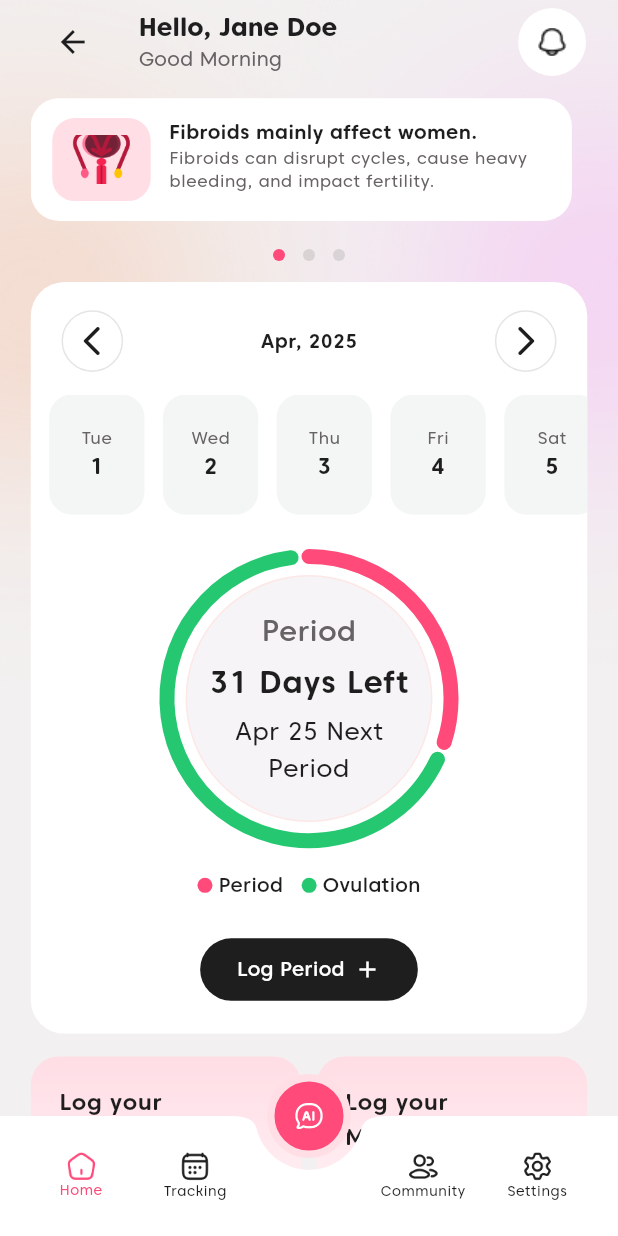
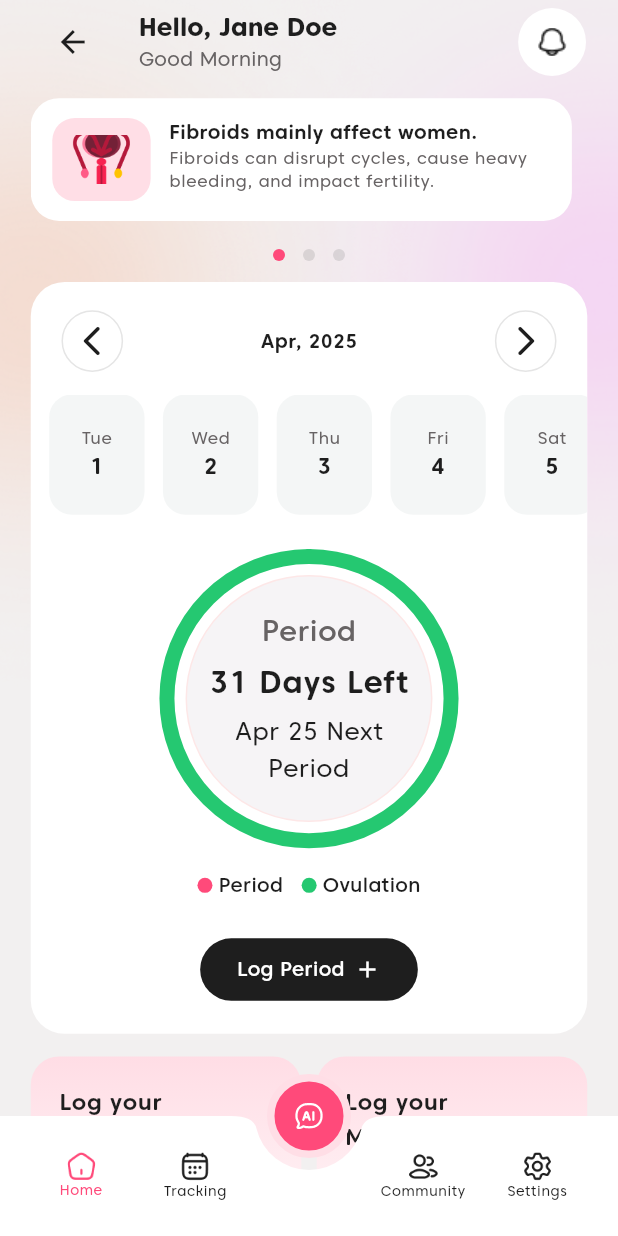
Before and after one commit to salmanbashar1009/ovella_period_tracker_app, a Flutter app: the ParentScreen screen opened by its route, after a tap on the "arrow forward ios" icon, on a phone screen of 412 x 824 dp. Run offline on Flutter 3.47's test engine with Material 3 defaults, Android fonts, the light colour scheme and no system bars; drawn by our look-alikes of dots_indicator; our stand-ins replace animated_text_kit, carousel_slider, flutter_keyboard_visibility, flutter_screenutil, hive, hive_flutter and 2 more; accounts and stored records are empty; generated files the repository leaves out were written again.

Commit message:
value added in circular progress, home screen

```diff
--- a/lib/view/home_screen/widgets/period_date_calendar/period_date_container.dart
+++ b/lib/view/home_screen/widgets/period_date_calendar/period_date_container.dart
@@ -54,29 +54,30 @@ class PeriodDateContainer extends StatelessWidget {
       ),
       child: Column(
         children: [
-
           /// Header of the Container
           Padding(
-            padding: EdgeInsets.symmetric(horizontal: 20.w,),
+            padding: EdgeInsets.symmetric(horizontal: 20.w),
             child: Row(
               mainAxisAlignment: MainAxisAlignment.spaceBetween,
               children: [
-
-                _arrowButton(isLeftButton: true,
+                _arrowButton(
+                  isLeftButton: true,
                   onPressed: () {
                     context.read<HomeScreenProvider>().changeMonth(-1);
                   },
                 ),
 
                 Consumer<HomeScreenProvider>(
-                  builder: (_,homeScreenProvider, _) {
+                  builder: (_, homeScreenProvider, _) {
                     return Text(
-                      DateFormat('MMM, yyyy').format(homeScreenProvider.currentDate),
-                      style: Theme.of(
-                        context,
-                      ).textTheme.bodyMedium?.copyWith(fontWeight: FontWeight.w600),
+                      DateFormat(
+                        'MMM, yyyy',
+                      ).format(homeScreenProvider.currentDate),
+                      style: Theme.of(context).textTheme.bodyMedium?.copyWith(
+                        fontWeight: FontWeight.w600,
+                      ),
                     );
-                  }
+                  },
                 ),
 
                 _arrowButton(
@@ -124,7 +125,18 @@ class PeriodDateContainer extends StatelessWidget {
                     return Container(
                       width: 62.w,
                       padding: EdgeInsets.all(14.r),
-                      margin: EdgeInsets.only(left: 12.w,right: index == context.read<HomeScreenProvider>().daysInMonth.length-1 ? 12.w : 0),
+                      margin: EdgeInsets.only(
+                        left: 12.w,
+                        right:
+                            index ==
+                                    context
+                                            .read<HomeScreenProvider>()
+                                            .daysInMonth
+                                            .length -
+                                        1
+                                ? 12.w
+                                : 0,
+                      ),
                       decoration: BoxDecoration(
                         color:
                             isToday && isTodayPeriodDay
@@ -239,17 +251,26 @@ class PeriodDateContainer extends StatelessWidget {
                     ),
                   ),
                 ),
+
+                /// Circular progress
                 Align(
                   alignment: Alignment.center,
                   child: AspectRatio(
                     aspectRatio: 1,
-                    child: CircularProgressIndicator(
+                    child: Consumer<HomeScreenProvider>(
+                      builder: (_, homeScreenProvider, _) {
+                        int days = homeScreenProvider.periodDaysLeft;
+                        double value = days/28;
+                        debugPrint("\nCircular progress value : $value\n");
+                        return CircularProgressIndicator(
                           year2023: false,
                           trackGap: 2,
                           strokeWidth: 10,
-                      value: 0.3,
-                      color: AppColors.secondary,
-                      backgroundColor: Color(0xff25C871),
+                          value: value,
+                          color: Color(0xff25C871),
+                          backgroundColor: AppColors.secondary,
+                        );
+                      },
                     ),
                   ),
                 ),
--- a/lib/view_model/home_screen_provider.dart
+++ b/lib/view_model/home_screen_provider.dart
@@ -64,10 +64,7 @@ class HomeScreenProvider with ChangeNotifier {
     }
 
     _setOvulationDay();
-    DateTime firstPeriodDate = _tempPeriodDaysSelection![0];
-   Duration difference = firstPeriodDate.difference(DateTime.now());
-     _periodDaysLeft = difference.inDays;
-   notifyListeners();
+updatePeriodDaysLeft();
   }
 
   Future<void> updatePeriodInformationModel({
@@ -108,6 +105,13 @@ class HomeScreenProvider with ChangeNotifier {
 
   DateTime get currentDate => _currentDate;
   List<DateTime> get daysInMonth => _getDaysInMonth(_currentDate);
+
+  void updatePeriodDaysLeft(){
+    DateTime firstPeriodDate = _tempPeriodDaysSelection![0];
+    Duration difference = firstPeriodDate.difference(DateTime.now());
+    _periodDaysLeft = difference.inDays;
+    notifyListeners();
+  }
 
   List<DateTime> _getDaysInMonth(DateTime date) {
     int daysInMonth = DateTime(date.year, date.month + 1, 0).day;
@@ -269,14 +273,9 @@ class HomeScreenProvider with ChangeNotifier {
   }
 
   Future<void> saveLogPeriod() async {
-    debugPrint("\nsaving log period...\n");
-   // if(_tempPeriodDaysSelection != _periodInformationModel!.nextPeriodDates){
-     // debugPrint("\nentered in condition\n");
+
       await updatePeriodInformationModel(nextPeriodDates: _tempPeriodDaysSelection);
-   // }
-   // else{
-    //  debugPrint("\nNot entered in condition\ntemp period days : ${_tempPeriodDaysSelection}\n and already selected : ${_periodInformationModel!.nextPeriodDates}\n");
-   // }
+    updatePeriodDaysLeft();
   }
 
   void cancelLogPeriod(){
```
Lines whose indentation alone changed are shown as unchanged.
